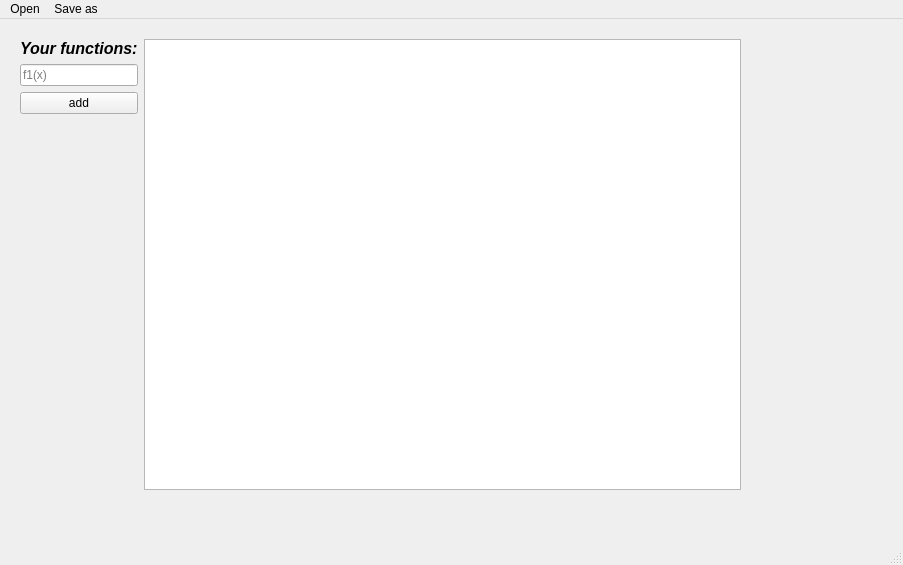
Qt form mainwindow.ui (GGergy/QtDesmos) before a commit.
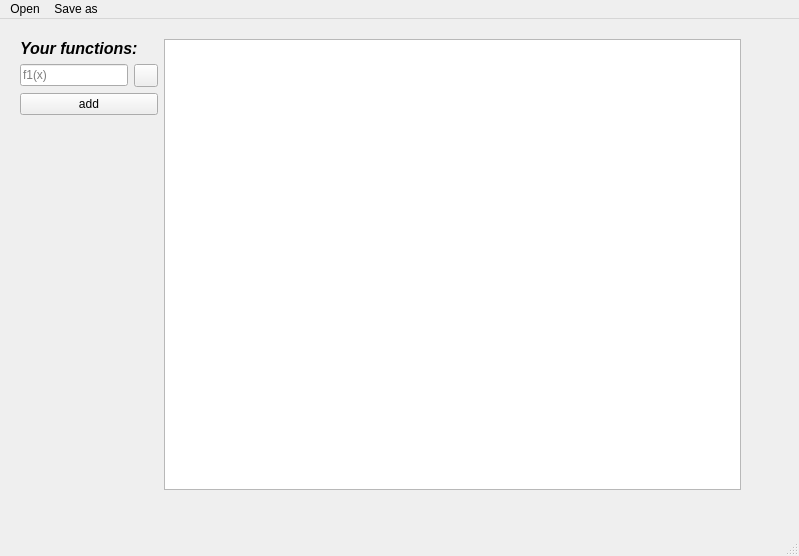
The same form after that commit. Custom widgets are drawn as their Qt base class.

Commit message: add color selector for every function, add zoom limits

The edit to the form file:
```diff
--- a/mainwindow.ui
+++ b/mainwindow.ui
@@ -6,8 +6,8 @@
    <rect>
     <x>0</x>
     <y>0</y>
-    <width>903</width>
-    <height>565</height>
+    <width>799</width>
+    <height>556</height>
    </rect>
   </property>
   <property name="windowTitle">
@@ -47,18 +47,23 @@
         </widget>
        </item>
        <item>
+        <layout class="QFormLayout" name="InputLt">
+         <item row="0" column="1">
+          <widget class="ColorSelector" name="color_1">
+           <property name="text">
+            <string/>
+           </property>
+          </widget>
+         </item>
+         <item row="0" column="0">
         <widget class="QLineEdit" name="func_1">
-         <property name="inputMask">
-          <string/>
-         </property>
-         <property name="text">
-          <string/>
-         </property>
          <property name="placeholderText">
           <string>f1(x)</string>
          </property>
         </widget>
        </item>
+        </layout>
+       </item>
        <item>
         <widget class="QPushButton" name="addFunc">
          <property name="text">
@@ -93,7 +98,7 @@
     <rect>
      <x>0</x>
      <y>0</y>
-     <width>903</width>
+     <width>799</width>
      <height>22</height>
     </rect>
    </property>
@@ -129,6 +134,11 @@
    <extends>QGraphicsView</extends>
    <header>graphview.h</header>
   </customwidget>
+  <customwidget>
+   <class>ColorSelector</class>
+   <extends>QToolButton</extends>
+   <header>colorselector.h</header>
+  </customwidget>
  </customwidgets>
  <resources/>
  <connections/>
```
Lines whose indentation alone changed are shown as unchanged. The commit also changes 5 other files.
